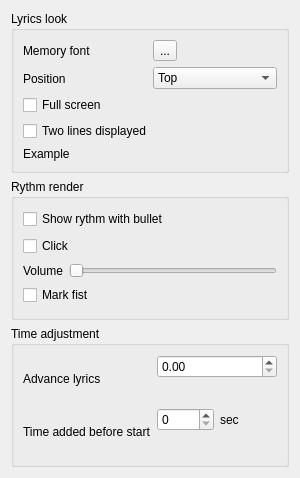
The window that chordv/src/formmemoryinfo.ui (jpcima/chordv) describes before a commit, drawn with Qt 5.
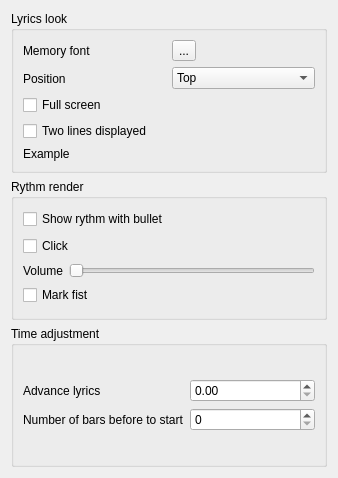
The same window after the commit. Custom widgets are drawn as their Qt base class.

Commit message: NB bar before in memory ok Advance to have time to read lyrics ok

Patch:
```diff
--- a/chordv/src/formmemoryinfo.ui
+++ b/chordv/src/formmemoryinfo.ui
@@ -6,7 +6,7 @@
    <rect>
     <x>0</x>
     <y>0</y>
-    <width>300</width>
+    <width>338</width>
     <height>478</height>
    </rect>
   </property>
@@ -192,7 +192,7 @@
             <item>
              <widget class="QLabel" name="labelTimeAddedBeforeStart">
               <property name="text">
-               <string>Time added before start</string>
+               <string>Number of bars before to start</string>
               </property>
              </widget>
             </item>
@@ -208,13 +208,6 @@
               <item>
                <widget class="QSpinBox" name="spinBoxTimeBeforeStart"/>
               </item>
-              <item>
-               <widget class="QLabel" name="labelSeconds">
-                <property name="text">
-                 <string>sec</string>
-                </property>
-               </widget>
-              </item>
              </layout>
             </item>
            </layout>
```
The commit also changes 6 other files.
